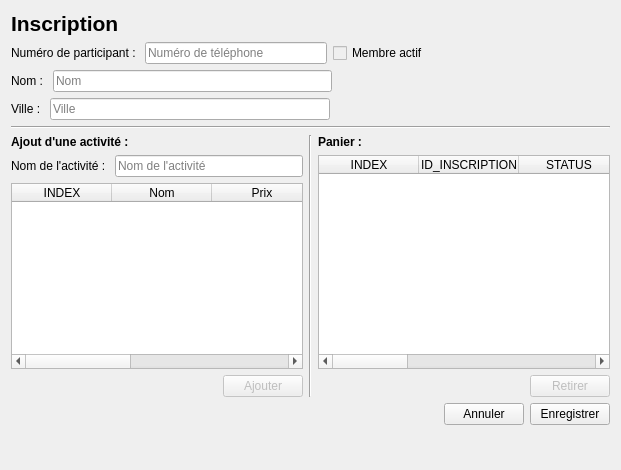
Qt form GUI/inscription.ui (samueldrouin/PyGuide) before a commit.
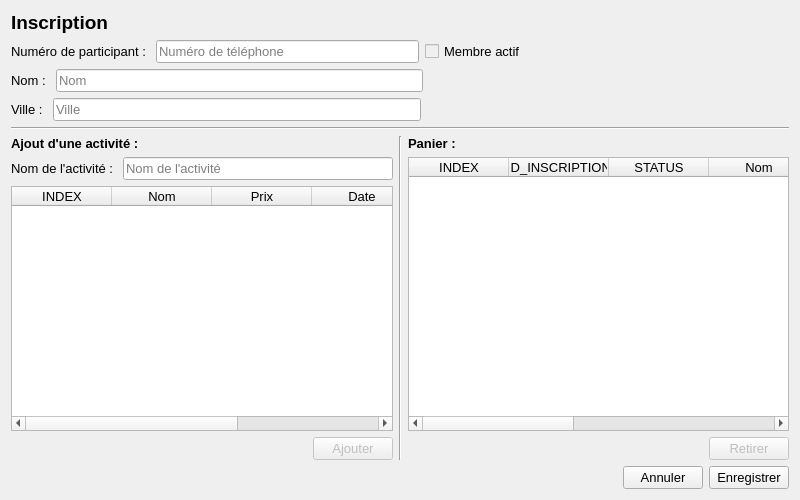
The same form after that commit.

Commit message: Changement de la police pour Segoe UI pour une meilleure apparence sur Windows

```diff
--- a/GUI/inscription.ui
+++ b/GUI/inscription.ui
@@ -6,10 +6,22 @@
    <rect>
     <x>0</x>
     <y>0</y>
-    <width>621</width>
-    <height>470</height>
+    <width>800</width>
+    <height>500</height>
    </rect>
   </property>
+  <property name="minimumSize">
+   <size>
+    <width>800</width>
+    <height>500</height>
+   </size>
+  </property>
+  <property name="font">
+   <font>
+    <family>Segoe UI</family>
+    <pointsize>10</pointsize>
+   </font>
+  </property>
   <property name="windowTitle">
    <string>Inscription</string>
   </property>
@@ -24,7 +36,7 @@
      </property>
      <property name="font">
       <font>
-       <pointsize>16</pointsize>
+       <pointsize>14</pointsize>
        <weight>75</weight>
        <bold>true</bold>
       </font>
@@ -433,19 +445,6 @@
      </item>
     </layout>
    </item>
-   <item>
-    <spacer name="verticalSpacer">
-     <property name="orientation">
-      <enum>Qt::Vertical</enum>
-     </property>
-     <property name="sizeHint" stdset="0">
-      <size>
-       <width>20</width>
-       <height>40</height>
-      </size>
-     </property>
-    </spacer>
-   </item>
   </layout>
  </widget>
  <tabstops>
```
The commit also changes 19 other files.
